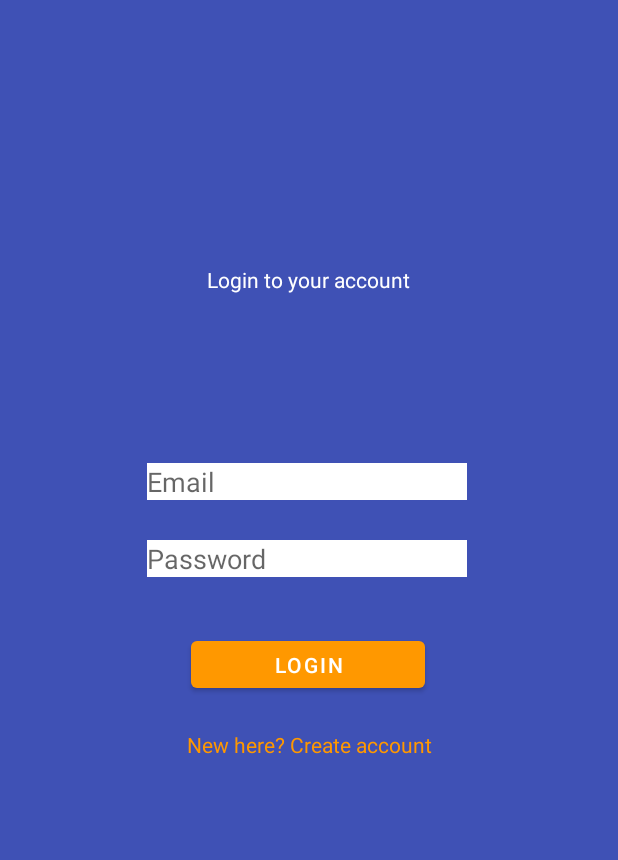
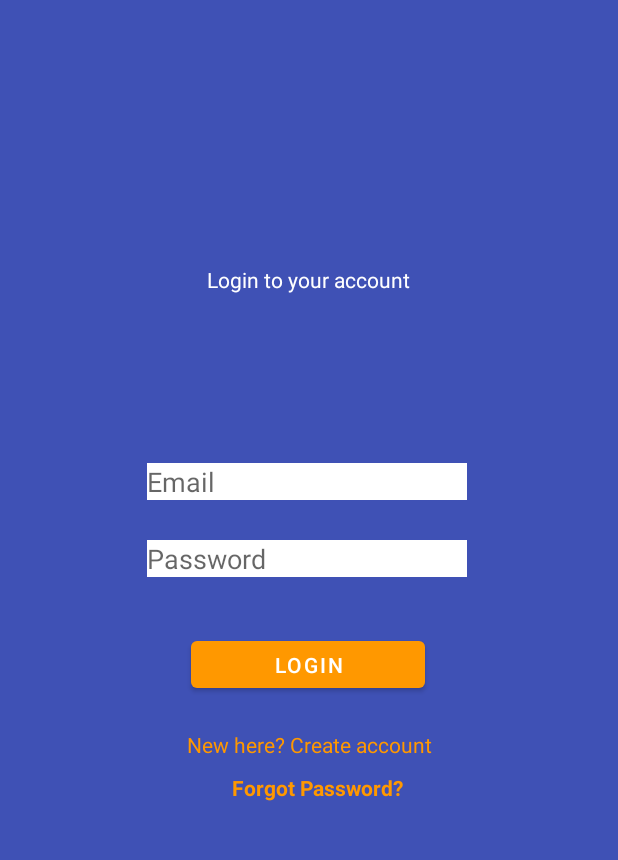
Before and after one commit to yongmei1/chara, an Android app: the Login screen opened directly, with no data from a screen before it, on a phone screen of 412 x 824 dp, the part 264-1124 px from its top. Run offline under Robolectric (Android 15) with nearby library versions, the light colour scheme and no system bars; our stand-ins replace Firebase (no records; nobody signed in at launch, a user with empty details on screens opened directly).

Commit message:
adding reset password feature

```diff
--- a/app/src/main/res/layout/activity_login.xml
+++ b/app/src/main/res/layout/activity_login.xml
@@ -119,6 +119,20 @@
         app:layout_constraintHorizontal_bias="0.498"
         app:layout_constraintStart_toStartOf="parent"
         app:layout_constraintTop_toTopOf="parent"
-        app:layout_constraintVertical_bias="0.898" />
+        app:layout_constraintVertical_bias="0.926" />
+
+    <TextView
+        android:id="@+id/forgotPassword"
+        android:layout_width="wrap_content"
+        android:layout_height="wrap_content"
+        android:text="Forgot Password?"
+        android:textColor="#FF9800"
+        android:textStyle="bold"
+        app:layout_constraintBottom_toBottomOf="parent"
+        app:layout_constraintEnd_toEndOf="parent"
+        app:layout_constraintHorizontal_bias="0.52"
+        app:layout_constraintStart_toStartOf="parent"
+        app:layout_constraintTop_toTopOf="parent"
+        app:layout_constraintVertical_bias="0.849" />
 
 </androidx.constraintlayout.widget.ConstraintLayout>
```
Also changed, not shown: app/src/main/java/com/example/authapptutorial/Login.java (+47 -4 lines).
